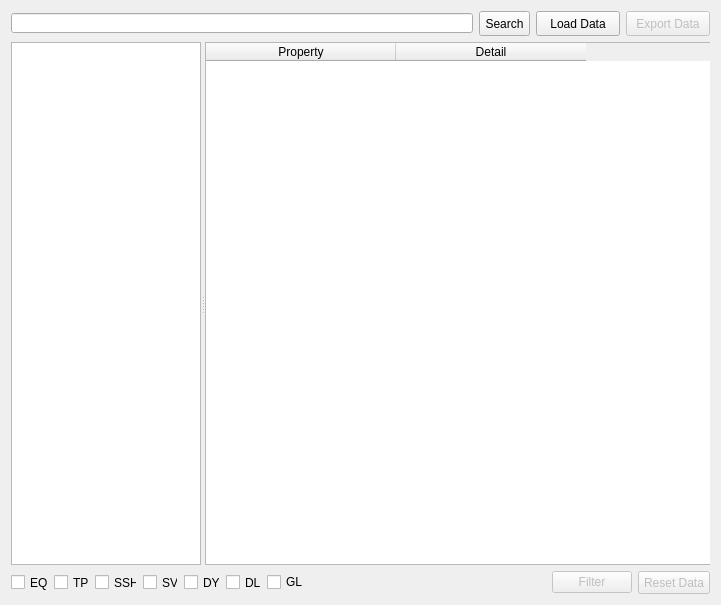
Qt form Gui/Gui.ui (Mohamedkrs/ForschungPraktikum) before a commit.
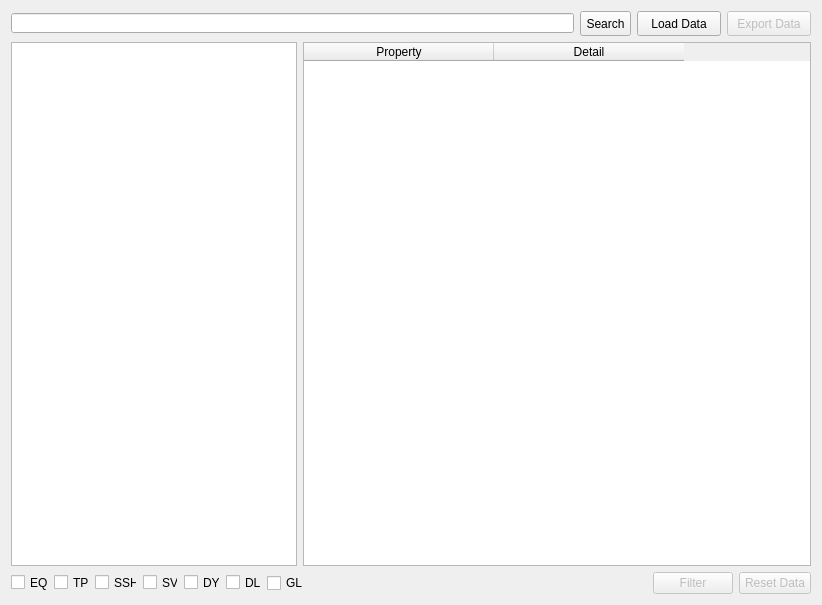
The same form after that commit.

Commit message: - treeView instead of list view - implemented button clicked on propertiesView - update function now called only when there is a change in correspondent table

Diff of the .ui file:
```diff
--- a/Gui/Gui.ui
+++ b/Gui/Gui.ui
@@ -6,13 +6,13 @@
    <rect>
     <x>0</x>
     <y>0</y>
-    <width>721</width>
+    <width>822</width>
     <height>605</height>
    </rect>
   </property>
   <property name="minimumSize">
    <size>
-    <width>721</width>
+    <width>822</width>
     <height>605</height>
    </size>
   </property>
@@ -20,7 +20,7 @@
    <string>Form</string>
   </property>
   <layout class="QGridLayout" name="gridLayout">
-   <item row="0" column="0">
+   <item row="0" column="0" colspan="2">
     <layout class="QHBoxLayout" name="horizontalLayout_4">
      <item>
       <widget class="QLineEdit" name="folderPath">
@@ -101,21 +101,13 @@
     </layout>
    </item>
    <item row="1" column="0">
-    <widget class="QSplitter" name="splitter_2">
-     <property name="orientation">
-      <enum>Qt::Horizontal</enum>
-     </property>
-     <widget class="QListWidget" name="elemView">
-      <property name="minimumSize">
-       <size>
-        <width>190</width>
-        <height>511</height>
-       </size>
-      </property>
-      <property name="sizeAdjustPolicy">
-       <enum>QAbstractScrollArea::AdjustToContents</enum>
-      </property>
-     </widget>
+    <widget class="QTreeView" name="treeView">
+     <attribute name="headerVisible">
+      <bool>false</bool>
+     </attribute>
+    </widget>
+   </item>
+   <item row="1" column="1">
      <widget class="QTableWidget" name="elemProperties">
       <property name="sizePolicy">
        <sizepolicy hsizetype="Expanding" vsizetype="Expanding">
@@ -129,6 +121,12 @@
         <height>511</height>
        </size>
       </property>
+     <property name="maximumSize">
+      <size>
+       <width>508</width>
+       <height>16777215</height>
+      </size>
+     </property>
       <property name="mouseTracking">
        <bool>false</bool>
       </property>
@@ -141,6 +139,9 @@
       <property name="autoFillBackground">
        <bool>false</bool>
       </property>
+     <property name="sizeAdjustPolicy">
+      <enum>QAbstractScrollArea::AdjustToContents</enum>
+     </property>
       <property name="autoScroll">
        <bool>true</bool>
       </property>
@@ -185,9 +186,8 @@
        </property>
       </column>
      </widget>
-    </widget>
    </item>
-   <item row="2" column="0">
+   <item row="2" column="0" colspan="2">
     <layout class="QHBoxLayout" name="horizontalLayout_3">
      <item>
       <layout class="QHBoxLayout" name="horizontalLayout">
```
Lines whose indentation alone changed are shown as unchanged. The commit also changes 4 other files.
